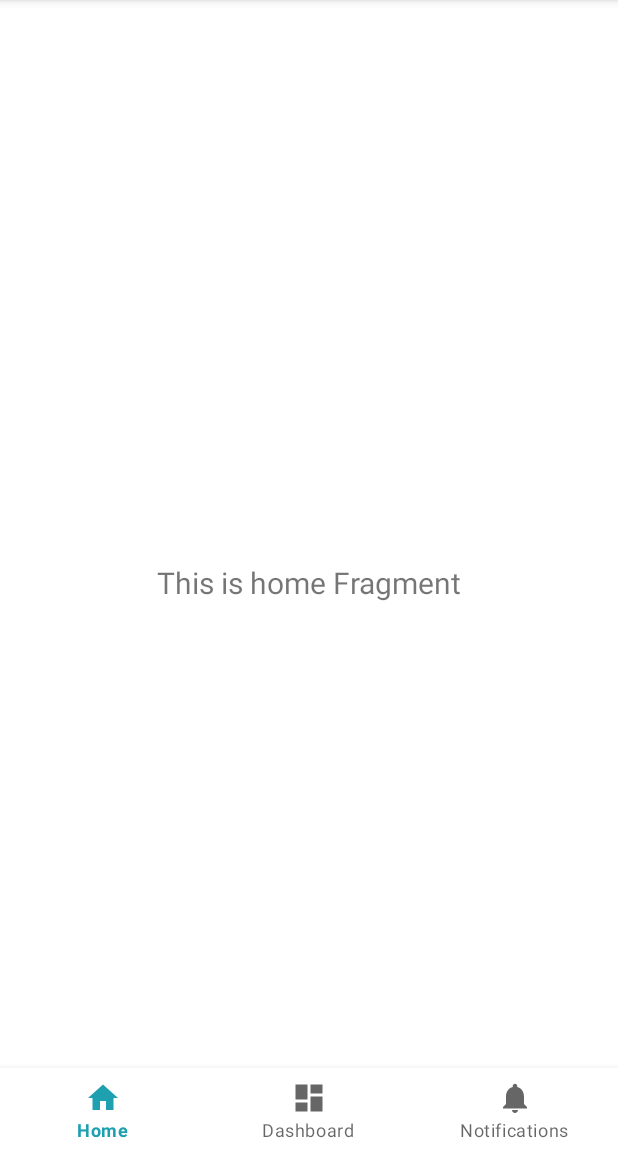
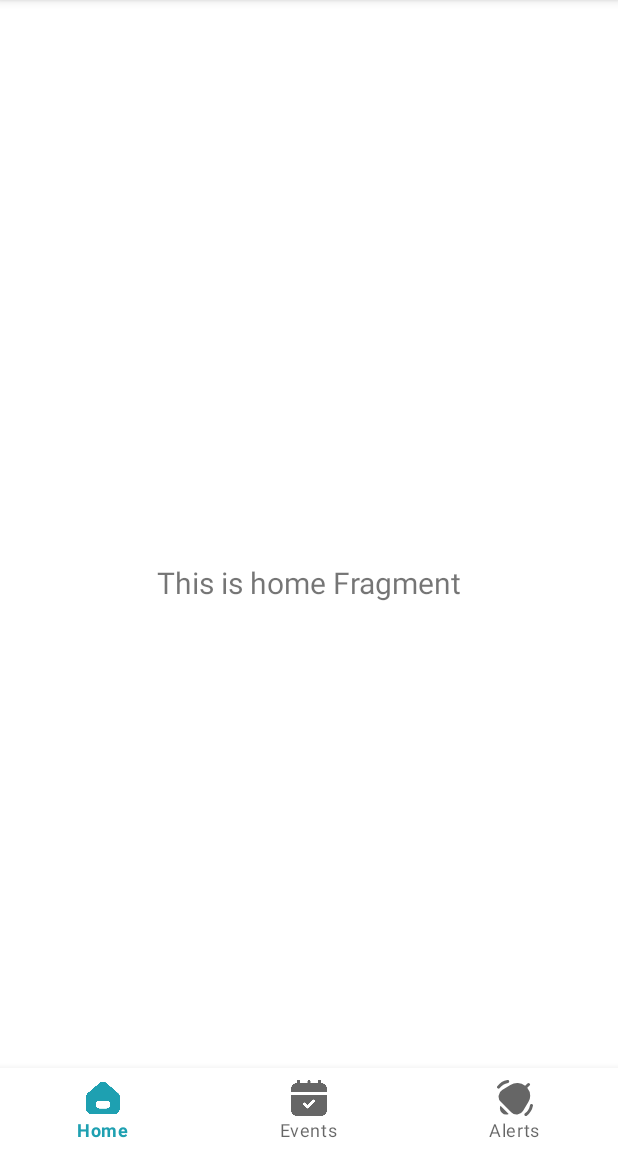
Before and after one commit to vchu22/OutGo-Alert, an Android app: the MainActivity2 screen opened directly, with no data from a screen before it, on a phone screen of 412 x 824 dp, the part 84-1236 px from its top. Run offline under Robolectric (Android 15) with nearby library versions, the phone set to English and light mode, and no system bars; our stand-ins replace navigation-ui.

Commit message:
changed Main screen tab icons and text

```diff
--- /dev/null
+++ b/app/src/main/res/drawable/alert_icon.xml
@@ -0,0 +1,9 @@
+<vector xmlns:android="http://schemas.android.com/apk/res/android"
+    android:width="512dp"
+    android:height="512dp"
+    android:viewportWidth="24"
+    android:viewportHeight="24">
+  <path
+      android:fillColor="#FF000000"
+      android:pathData="m2.31,17.192 l5.5,5.5a4.22,4.22 0,0 1,-5.5 -5.5zM7.327,1.98a1,1 0,0 0,-0.4 -1.96,10.689 10.689,0 0,0 -6.714,4.125 1,1 0,0 0,1.607 1.189,8.641 8.641,0 0,1 5.507,-3.354zM23.2,16.023a1,1 0,0 0,-1.191 0.762,8.638 8.638,0 0,1 -3.317,5.407 1,1 0,0 0,1.18 1.616,10.7 10.7,0 0,0 4.09,-6.593 1,1 0,0 0,-0.762 -1.192zM20.167,5.247 L21.707,3.707a1,1 0,1 0,-1.414 -1.414l-1.542,1.542a8.456,8.456 0,0 0,-9.822 -0.5l-5.5,3.4a5.026,5.026 0,0 0,-0.912 7.829l6.959,6.959a5.026,5.026 0,0 0,7.839 -0.926l3.6,-5.876a8.543,8.543 0,0 0,-0.748 -9.474z"/>
+</vector>
--- a/app/src/main/res/drawable/ic_dashboard_black_24dp.xml
+++ /dev/null
@@ -1,9 +0,0 @@
-<vector xmlns:android="http://schemas.android.com/apk/res/android"
-    android:width="24dp"
-    android:height="24dp"
-    android:viewportWidth="24.0"
-    android:viewportHeight="24.0">
-    <path
-        android:fillColor="#FF000000"
-        android:pathData="M3,13h8L11,3L3,3v10zM3,21h8v-6L3,15v6zM13,21h8L21,11h-8v10zM13,3v6h8L21,3h-8z" />
-</vector>
--- a/app/src/main/res/drawable/ic_home_black_24dp.xml
+++ /dev/null
@@ -1,9 +0,0 @@
-<vector xmlns:android="http://schemas.android.com/apk/res/android"
-    android:width="24dp"
-    android:height="24dp"
-    android:viewportWidth="24.0"
-    android:viewportHeight="24.0">
-    <path
-        android:fillColor="#FF000000"
-        android:pathData="M10,20v-6h4v6h5v-8h3L12,3 2,12h3v8z" />
-</vector>
--- a/app/src/main/res/drawable/ic_notifications_black_24dp.xml
+++ /dev/null
@@ -1,9 +0,0 @@
-<vector xmlns:android="http://schemas.android.com/apk/res/android"
-    android:width="24dp"
-    android:height="24dp"
-    android:viewportWidth="24.0"
-    android:viewportHeight="24.0">
-    <path
-        android:fillColor="#FF000000"
-        android:pathData="M12,22c1.1,0 2,-0.9 2,-2h-4c0,1.1 0.89,2 2,2zM18,16v-5c0,-3.07 -1.64,-5.64 -4.5,-6.32L13.5,4c0,-0.83 -0.67,-1.5 -1.5,-1.5s-1.5,0.67 -1.5,1.5v0.68C7.63,5.36 6,7.92 6,11v5l-2,2v1h16v-1l-2,-2z" />
-</vector>
--- /dev/null
+++ b/app/src/main/res/drawable/settings_icon.xml
@@ -0,0 +1,5 @@
+<vector xmlns:android="http://schemas.android.com/apk/res/android" android:height="24dp" android:tint="#000000" android:viewportHeight="24" android:viewportWidth="24" android:width="24dp">
+
+    <path android:fillColor="@android:color/white" android:pathData="M19.14,12.94c0.04,-0.3 0.06,-0.61 0.06,-0.94c0,-0.32 -0.02,-0.64 -0.07,-0.94l2.03,-1.58c0.18,-0.14 0.23,-0.41 0.12,-0.61l-1.92,-3.32c-0.12,-0.22 -0.37,-0.29 -0.59,-0.22l-2.39,0.96c-0.5,-0.38 -1.03,-0.7 -1.62,-0.94L14.4,2.81c-0.04,-0.24 -0.24,-0.41 -0.48,-0.41h-3.84c-0.24,0 -0.43,0.17 -0.47,0.41L9.25,5.35C8.66,5.59 8.12,5.92 7.63,6.29L5.24,5.33c-0.22,-0.08 -0.47,0 -0.59,0.22L2.74,8.87C2.62,9.08 2.66,9.34 2.86,9.48l2.03,1.58C4.84,11.36 4.8,11.69 4.8,12s0.02,0.64 0.07,0.94l-2.03,1.58c-0.18,0.14 -0.23,0.41 -0.12,0.61l1.92,3.32c0.12,0.22 0.37,0.29 0.59,0.22l2.39,-0.96c0.5,0.38 1.03,0.7 1.62,0.94l0.36,2.54c0.05,0.24 0.24,0.41 0.48,0.41h3.84c0.24,0 0.44,-0.17 0.47,-0.41l0.36,-2.54c0.59,-0.24 1.13,-0.56 1.62,-0.94l2.39,0.96c0.22,0.08 0.47,0 0.59,-0.22l1.92,-3.32c0.12,-0.22 0.07,-0.47 -0.12,-0.61L19.14,12.94zM12,15.6c-1.98,0 -3.6,-1.62 -3.6,-3.6s1.62,-3.6 3.6,-3.6s3.6,1.62 3.6,3.6S13.98,15.6 12,15.6z"/>
+
+</vector>
--- a/app/src/main/res/menu/bottom_nav_menu.xml
+++ b/app/src/main/res/menu/bottom_nav_menu.xml
@@ -3,17 +3,17 @@
 
     <item
         android:id="@+id/navigation_home"
-        android:icon="@drawable/ic_home_black_24dp"
+        android:icon="@drawable/home_icon"
         android:title="@string/title_home" />
 
     <item
-        android:id="@+id/navigation_dashboard"
-        android:icon="@drawable/ic_dashboard_black_24dp"
-        android:title="@string/title_dashboard" />
+        android:id="@+id/navigation_events"
+        android:icon="@drawable/events_icon"
+        android:title="@string/title_events" />
 
     <item
-        android:id="@+id/navigation_notifications"
-        android:icon="@drawable/ic_notifications_black_24dp"
-        android:title="@string/title_notifications" />
+        android:id="@+id/navigation_alerts"
+        android:icon="@drawable/alert_icon"
+        android:title="@string/title_alerts" />
 
 </menu>
--- a/app/src/main/res/navigation/mobile_navigation.xml
+++ b/app/src/main/res/navigation/mobile_navigation.xml
@@ -12,14 +12,14 @@
         tools:layout="@layout/fragment_home" />
 
     <fragment
-        android:id="@+id/navigation_dashboard"
+        android:id="@+id/navigation_events"
         android:name="io.github.vchu22.outgoalert.ui.dashboard.DashboardFragment"
-        android:label="@string/title_dashboard"
+        android:label="@string/title_events"
         tools:layout="@layout/fragment_dashboard" />
 
     <fragment
-        android:id="@+id/navigation_notifications"
+        android:id="@+id/navigation_alerts"
         android:name="io.github.vchu22.outgoalert.ui.notifications.NotificationsFragment"
-        android:label="@string/title_notifications"
+        android:label="@string/title_alerts"
         tools:layout="@layout/fragment_notifications" />
 </navigation>
--- a/app/src/main/res/values/strings.xml
+++ b/app/src/main/res/values/strings.xml
@@ -1,8 +1,5 @@
 <resources>
     <string name="app_name">OutGo Alert</string>
-    <string name="title_home">Home</string>
-    <string name="title_dashboard">Dashboard</string>
-    <string name="title_notifications">Notifications</string>
 
     <string name="intro_slide_1_title">Alert Weather Conditions</string>
     <string name="intro_slide_1_text">Lorem ipsum dolor sit amet, consectetur adipiscing elit, sed do eiusmod tempor incididunt ut labore et dolore magna aliqua. Ut enim ad minim veniam, quis nostrud exercitation ullamco laboris nisi ut aliquip ex ea</string>
@@ -14,4 +11,8 @@
     <string name="dot_symbol">•</string>
     <string name="intro_screen_btn">Let\'s Begin</string>
 
+    <string name="title_home">Home</string>
+    <string name="title_events">Events</string>
+    <string name="title_alerts">Alerts</string>
+    <string name="title_settings">Settings</string>
 </resources>
```
Also changed, not shown: app/src/main/res/drawable/events_icon.png (added), app/src/main/res/drawable/home_icon.png (added), 1 other file.
